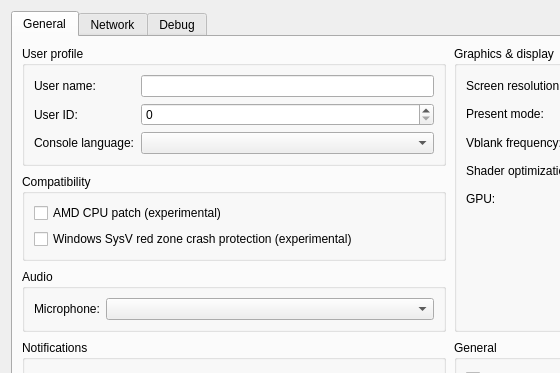
Qt form src/launcher/forms/configuration_edit_dialog.ui (KytyPS5/KytyPS5) before a commit; both pictures show x 0 to 560 and y 0 to 373 of the 900 by 623 pixel window.
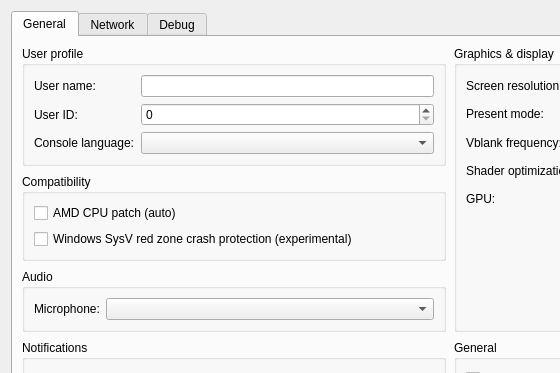
The same form after that commit. Custom widgets are drawn as their Qt base class.

Patch:
```diff
--- a/src/launcher/forms/configuration_edit_dialog.ui
+++ b/src/launcher/forms/configuration_edit_dialog.ui
@@ -237,8 +237,8 @@
            <layout class="QVBoxLayout" name="compatibilityLayout">
             <item>
              <widget class="QCheckBox" name="checkBox_amd_cpu">
-              <property name="toolTip"><string>Patch CPU instructions that differ between AMD and the host CPU.</string></property>
-              <property name="text"><string>AMD CPU patch (experimental)</string></property>
+              <property name="toolTip"><string>Patch CPU instructions that differ between AMD and the host CPU. Partially checked = automatic: patch only when the host CPU lacks SSE4a, RDPID or CLWB.</string></property>
+              <property name="text"><string>AMD CPU patch (auto)</string></property>
              </widget>
             </item>
             <item>
```
